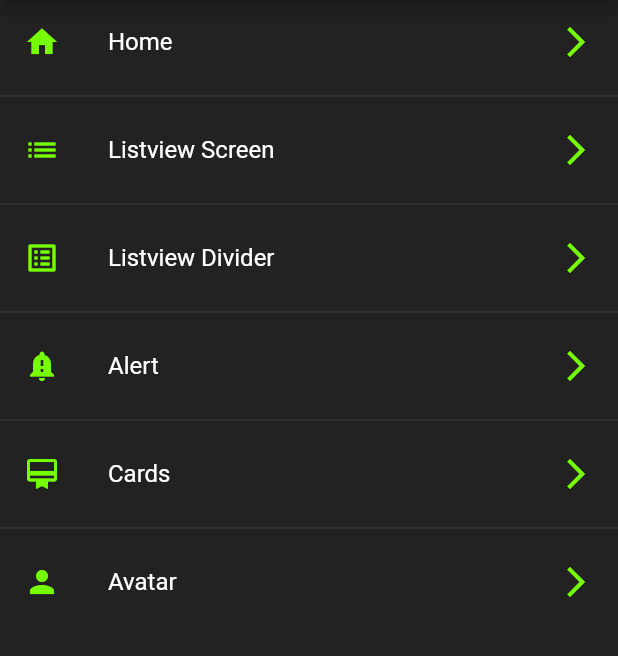
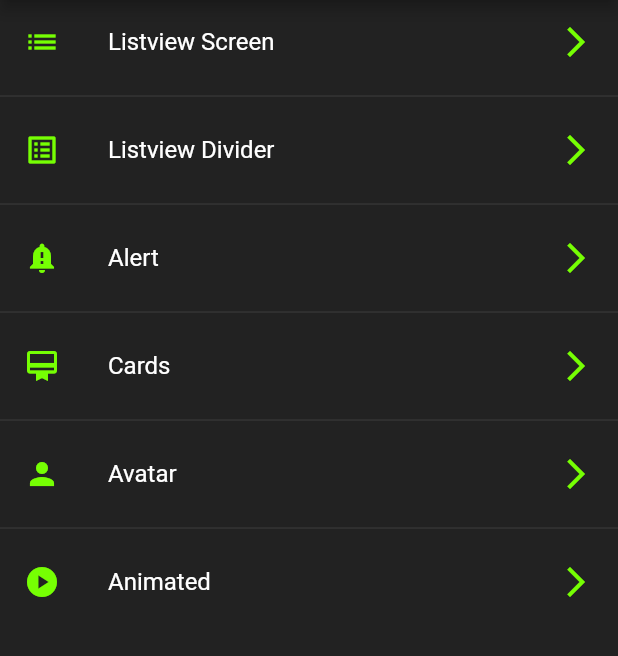
Before and after one commit to JohanRiv/components_app, a Flutter app: the screen it shows after launch, on a phone screen of 412 x 824 dp, the part 84-740 px from its top. Run offline on Flutter 3.47's test engine with Material 2 defaults, Android fonts, the phone set to English and light mode, and no system bars.

Commit message:
Adding animated container screen

```diff
--- a/lib/router/app_routes.dart
+++ b/lib/router/app_routes.dart
@@ -5,11 +5,6 @@ import 'package:components_app/screens/screens.dart';
 
 class AppRoutes {
   static final List<MenuOptionModel> menuOptions = [
-    MenuOptionModel(
-        screenName: 'Home',
-        route: 'home',
-        screen: const HomeScreen(),
-        icon: Icons.home),
     MenuOptionModel(
         screenName: 'Listview Screen',
         route: 'listview',
@@ -34,7 +29,12 @@ class AppRoutes {
         screenName: 'Avatar',
         route: 'avatar',
         screen: const AvatarScreen(),
-        icon: Icons.person)
+        icon: Icons.person),
+    MenuOptionModel(
+        screenName: 'Animated',
+        route: 'animated',
+        screen: const AnimatedScreen(),
+        icon: Icons.play_circle),
   ];
 
   static const initialRoute = 'home';
@@ -45,6 +45,8 @@ class AppRoutes {
 
   static Map<String, Widget Function(BuildContext)> getRoutes() {
     Map<String, Widget Function(BuildContext)> appRoutes = {};
+    appRoutes.addAll({'home': (BuildContext context) => const HomeScreen()});
+
     for (var item in menuOptions) {
       appRoutes.addAll({item.route: (BuildContext context) => item.screen});
     }
--- a/lib/screens/screens.dart
+++ b/lib/screens/screens.dart
@@ -4,3 +4,4 @@ export 'package:components_app/screens/listview_divider_screen.dart';
 export 'package:components_app/screens/listview_screen.dart';
 export 'package:components_app/screens/home_screen.dart';
 export 'package:components_app/screens/avatar_screen.dart';
+export 'package:components_app/screens/animated_screen.dart';
```
Also changed, not shown: lib/screens/animated_screen.dart (added, +52 -0 lines).
